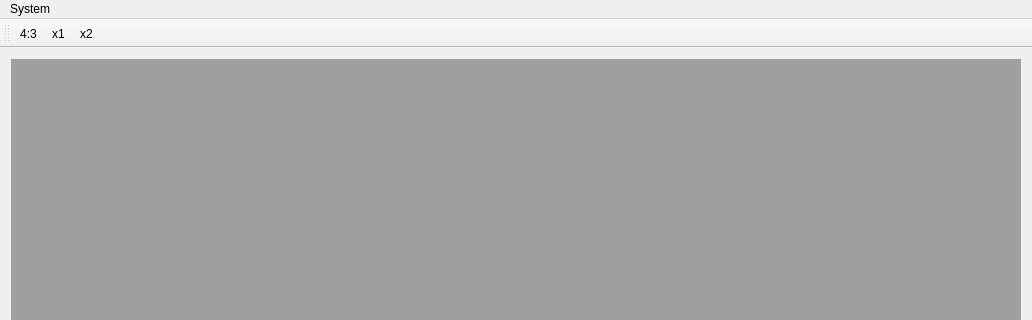
Above: source/frontends/qapple/qapple.ui from AppleWin/AppleWin before the change; both pictures show x 0 to 1032 and y 0 to 320 of the 1032 by 762 pixel window. Below: the same form after it.
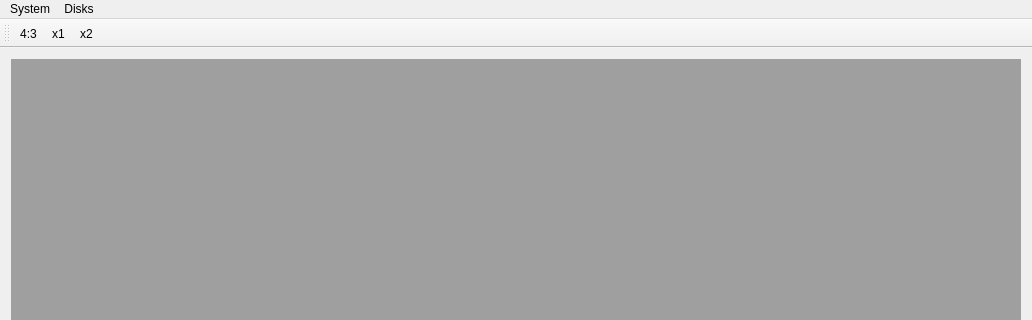
That is the form after the change.

Commit message: Add menu item to insert disks.

```diff
--- a/source/frontends/qapple/qapple.ui
+++ b/source/frontends/qapple/qapple.ui
@@ -43,7 +43,15 @@
     <addaction name="actionStart"/>
     <addaction name="actionPause"/>
    </widget>
+   <widget class="QMenu" name="menuDisks">
+    <property name="title">
+     <string>Disks</string>
+    </property>
+    <addaction name="actionDisk_1"/>
+    <addaction name="actionDisk_2"/>
+   </widget>
    <addaction name="menuSystem"/>
+   <addaction name="menuDisks"/>
   </widget>
   <widget class="QToolBar" name="mainToolBar">
    <attribute name="toolBarArea">
```
Left out of the diff: 10 changed lines with no effect on the pictures. The commit also changes 2 other files.
